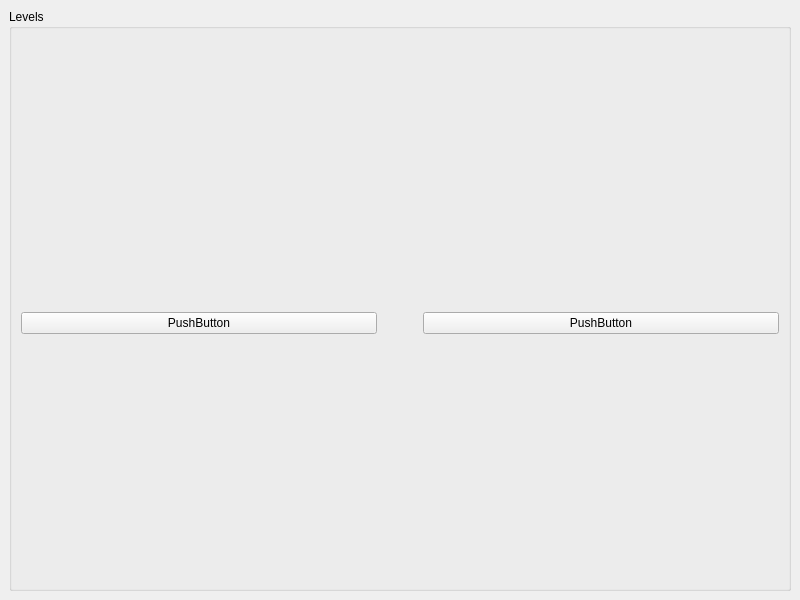
Above: ui/Matrix.ui from unitedtimur/unigame before the change. Below: the same form after it.
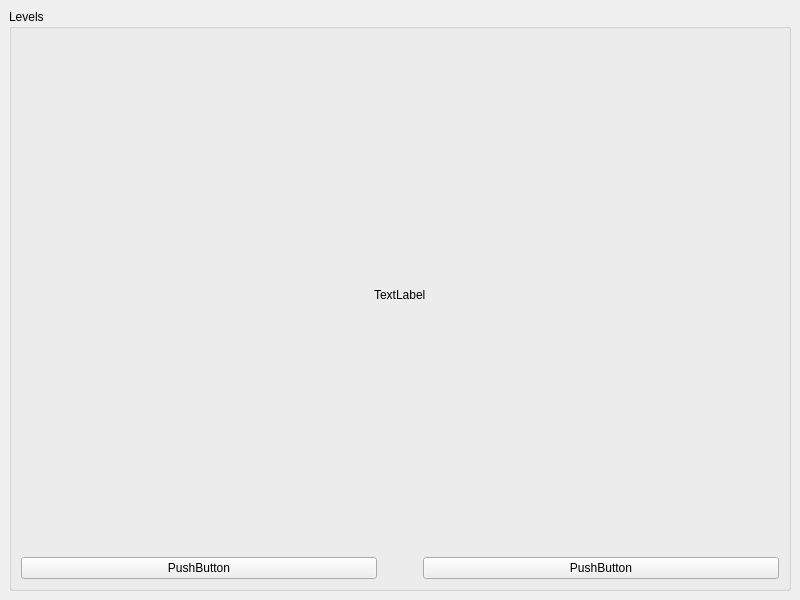
That is the form after the change.

Patch:
```diff
--- a/ui/Matrix.ui
+++ b/ui/Matrix.ui
@@ -29,14 +29,15 @@
          <string>Levels</string>
         </property>
         <layout class="QGridLayout" name="gridLayout_2">
-         <item row="0" column="0">
-          <layout class="QVBoxLayout" name="viewLayout">
-           <property name="spacing">
-            <number>0</number>
-           </property>
-           <property name="sizeConstraint">
-            <enum>QLayout::SetMaximumSize</enum>
-           </property>
+         <item row="2" column="0">
+          <layout class="QVBoxLayout" name="tooltipLayout">
+           <item alignment="Qt::AlignHCenter">
+            <widget class="QLabel" name="tooltip">
+             <property name="text">
+              <string>TextLabel</string>
+             </property>
+            </widget>
+           </item>
           </layout>
          </item>
          <item row="1" column="0">
@@ -50,12 +51,12 @@
            <property name="sizeHint" stdset="0">
             <size>
              <width>13</width>
-             <height>30</height>
+             <height>20</height>
             </size>
            </property>
           </spacer>
          </item>
-         <item row="2" column="0">
+         <item row="4" column="0">
           <layout class="QHBoxLayout" name="buttonLayout">
            <item>
             <widget class="QPushButton" name="nextButton">
@@ -89,6 +90,32 @@
            </item>
           </layout>
          </item>
+         <item row="0" column="0">
+          <layout class="QVBoxLayout" name="viewLayout">
+           <property name="spacing">
+            <number>0</number>
+           </property>
+           <property name="sizeConstraint">
+            <enum>QLayout::SetMaximumSize</enum>
+           </property>
+          </layout>
+         </item>
+         <item row="3" column="0">
+          <spacer name="verticalSpacer_3">
+           <property name="orientation">
+            <enum>Qt::Vertical</enum>
+           </property>
+           <property name="sizeType">
+            <enum>QSizePolicy::Maximum</enum>
+           </property>
+           <property name="sizeHint" stdset="0">
+            <size>
+             <width>13</width>
+             <height>20</height>
+            </size>
+           </property>
+          </spacer>
+         </item>
         </layout>
        </widget>
       </item>
```
